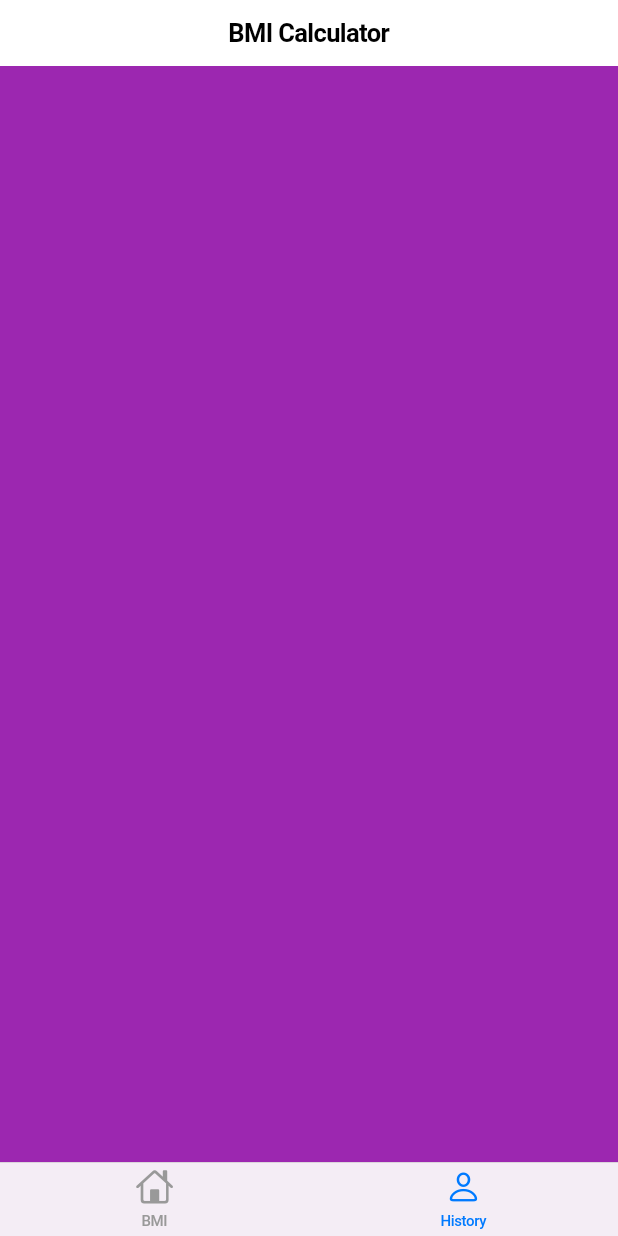
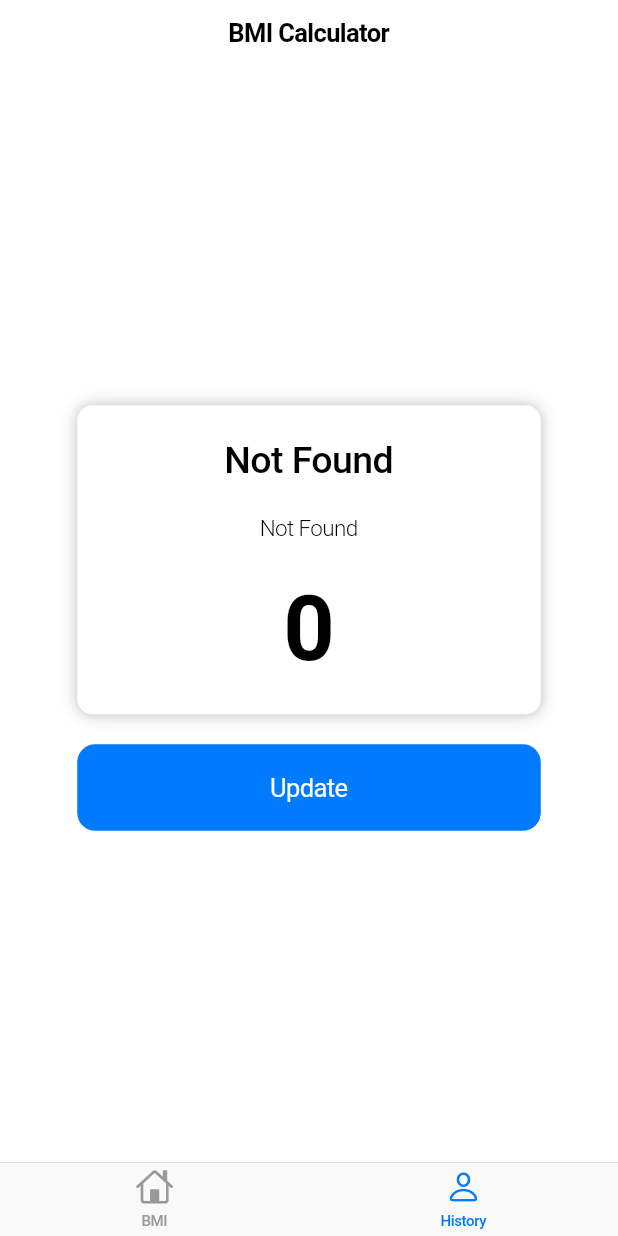
Before and after one commit to MiguelPeralta123/BMI_Calculator, a Flutter app: the screen it shows after launch, item 2 of the bottom bar chosen, on a phone screen of 412 x 824 dp. Run offline on Flutter 3.47's test engine with Material 3 defaults, Android fonts, the phone set to English and light mode, and no system bars; our stand-ins replace shared_preferences.

Commit message:
BMI and History pages. Persisting date with SharedPreferences

```diff
--- a/lib/pages/history_page.dart
+++ b/lib/pages/history_page.dart
@@ -1,14 +1,129 @@
+import 'package:bmi_calculator/widgets/info_card.dart';
 import 'package:flutter/cupertino.dart';
+import 'package:shared_preferences/shared_preferences.dart';
 import 'package:flutter/material.dart';
 
-class HistoryPage extends StatelessWidget {
+class HistoryPage extends StatefulWidget {
   const HistoryPage({super.key});
 
   @override
+  State<StatefulWidget> createState() {
+    return _HistoryPageState();
+  }
+}
+
+class _HistoryPageState extends State<HistoryPage> {
+  late double _deviceHeight, _deviceWidth;
+  SharedPreferences? _prefs;
+  String? _bmiDate;
+  List<String>? _bmiData;
+
+  @override
   Widget build(BuildContext context) {
+    _deviceHeight = MediaQuery.of(context).size.height;
+    _deviceWidth = MediaQuery.of(context).size.width;
+
     return CupertinoPageScaffold(
-      child: Container(
-        color: Colors.purple,
+      child: Column(
+        mainAxisSize: MainAxisSize.max,
+        mainAxisAlignment: MainAxisAlignment.center,
+        crossAxisAlignment: CrossAxisAlignment.center,
+        children: [
+          _dataCard(),
+          const SizedBox(
+            height: 20,
+          ),
+          _updateDataButton(),
+        ],
+      ),
+    );
+  }
+
+  Widget _dataCard() {
+    return FutureBuilder(
+      future: SharedPreferences.getInstance(),
+      builder: (BuildContext context, AsyncSnapshot snapshot) {
+        if(snapshot.hasData) {
+          _prefs = snapshot.data as SharedPreferences;
+          _bmiDate = _prefs!.getString('bmiDate');
+          _bmiData = _prefs!.getStringList('bmiData');
+
+          return Center(
+            child: InfoCard(
+              height: _deviceHeight * 0.25,
+              width: _deviceWidth * 0.75,
+              child: Column(
+                mainAxisSize: MainAxisSize.max,
+                mainAxisAlignment: MainAxisAlignment.spaceEvenly,
+                crossAxisAlignment: CrossAxisAlignment.center,
+                children: [
+                  _statusText(_bmiData != null ? _bmiData![1] : 'Not Found'),
+                  _dateText(_bmiDate ?? 'Not Found', _bmiDate != null ? true : false),
+                  _bmiText(_bmiData != null ? _bmiData![0] : '0'),
+                ],
+              ),
+            ),
+          );
+        }
+        else {
+          return const Center(
+            child: CupertinoActivityIndicator(
+              color: Colors.blue,
+            ),
+          );
+        }
+      },
+    );
+  }
+
+  Widget _statusText(String status) {
+    return Text(
+      status,
+      style: const TextStyle(
+        fontSize: 25,
+        fontWeight: FontWeight.w500,
+      ),
+    );
+  }
+
+  Widget _dateText(String date, bool foundDate) {
+    if(foundDate) {
+      DateTime parsedDate = DateTime.parse(date);
+      date = "${parsedDate.day}/${parsedDate.month}/${parsedDate.year}";
+    }
+    return Text(
+      date,
+      style: const TextStyle(
+        fontSize: 15,
+        fontWeight: FontWeight.w300,
+      ),
+    );
+  }
+
+  Widget _bmiText(String bmi) {
+    return Text(
+      bmi,
+      style: const TextStyle(
+        fontSize: 60,
+        fontWeight: FontWeight.w700,
+      ),
+    );
+  }
+
+  Widget _updateDataButton() {
+    return SizedBox(
+      height: _deviceHeight * 0.07,
+      width: _deviceWidth * 0.75,
+      child: CupertinoButton.filled(
+        child: const Text(
+          'Update',
+        ),
+        onPressed: () {
+          setState(() {
+            _bmiDate = _prefs!.getString('bmiDate');
+            _bmiData = _prefs!.getStringList('bmiData');
+          });
+        },
       ),
     );
   }
```
Also changed, not shown: lib/pages/bmi_page.dart (+80 -2 lines).
